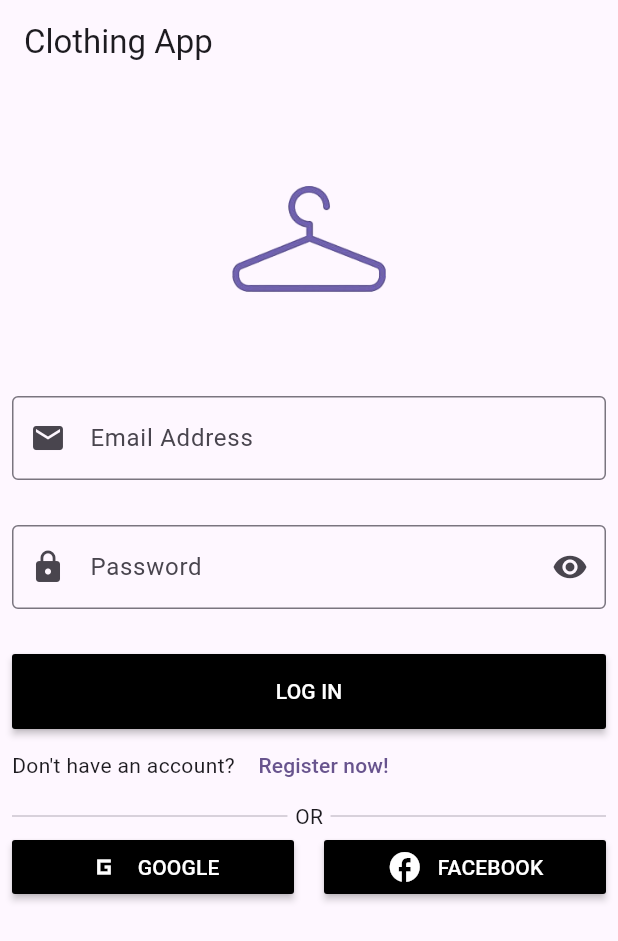
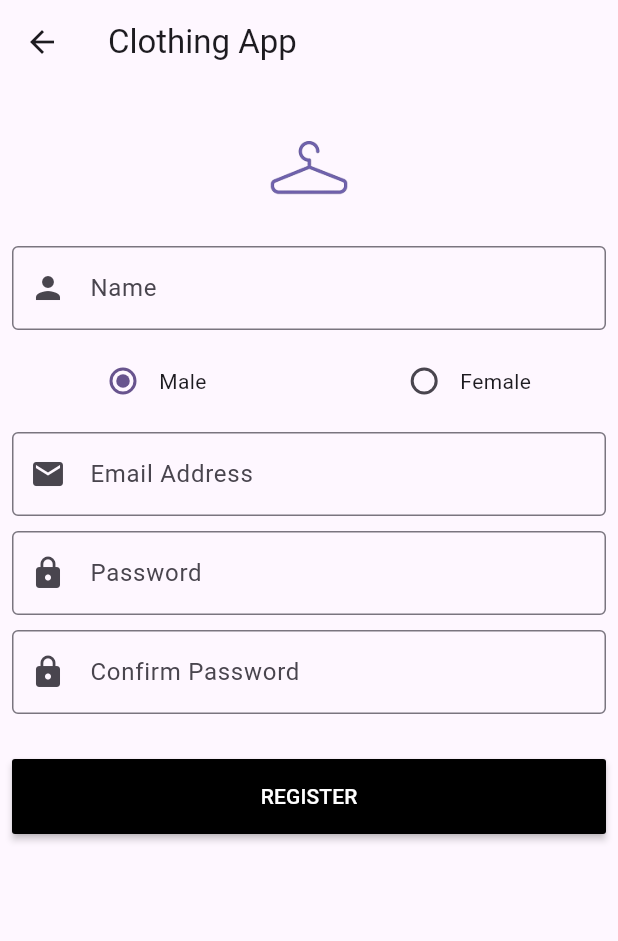
Before and after one commit to gh49/swe463_project, a Flutter app: the screen it shows after launch, after a tap on "Register now!", on a phone screen of 412 x 824 dp. Shown: the top 941 px of the screen. Run offline on Flutter 3.47's test engine with Material 3 defaults, Android fonts, the light colour scheme and no system bars; our stand-ins replace flutter_bloc.

Commit message:
added register screen

```diff
--- a/lib/main.dart
+++ b/lib/main.dart
@@ -1,6 +1,7 @@
 import 'package:flutter/material.dart';
 
-import 'modules/login_signup/login_screen.dart';
+import 'modules/login/login_screen.dart';
+import 'modules/register/register_screen.dart';
 
 void main() {
   runApp(const MyApp());
@@ -9,27 +10,12 @@
 class MyApp extends StatelessWidget {
   const MyApp({super.key});
 
-  // This widget is the root of your application.
   @override
   Widget build(BuildContext context) {
     return MaterialApp(
       title: 'Flutter Demo',
+      debugShowCheckedModeBanner: false,
       theme: ThemeData(
-        // This is the theme of your application.
-        //
-        // TRY THIS: Try running your application with "flutter run". You'll see
-        // the application has a blue toolbar. Then, without quitting the app,
-        // try changing the seedColor in the colorScheme below to Colors.green
-        // and then invoke "hot reload" (save your changes or press the "hot
-        // reload" button in a Flutter-supported IDE, or press "r" if you used
-        // the command line to start the app).
-        //
-        // Notice that the counter didn't reset back to zero; the application
-        // state is not lost during the reload. To reset the state, use hot
-        // restart instead.
-        //
-        // This works for code too, not just values: Most code changes can be
-        // tested with just a hot reload.
         colorScheme: ColorScheme.fromSeed(seedColor: Colors.deepPurple),
         useMaterial3: true,
       ),
@@ -37,91 +23,3 @@
     );
   }
 }
-
-class MyHomePage extends StatefulWidget {
-  const MyHomePage({super.key, required this.title});
-
-  // This widget is the home page of your application. It is stateful, meaning
-  // that it has a State object (defined below) that contains fields that affect
-  // how it looks.
-
-  // This class is the configuration for the state. It holds the values (in this
-  // case the title) provided by the parent (in this case the App widget) and
-  // used by the build method of the State. Fields in a Widget subclass are
-  // always marked "final".
-
-  final String title;
-
-  @override
-  State<MyHomePage> createState() => _MyHomePageState();
-}
-
-class _MyHomePageState extends State<MyHomePage> {
-  int _counter = 0;
-
-  void _incrementCounter() {
-    setState(() {
-      // This call to setState tells the Flutter framework that something has
-      // changed in this State, which causes it to rerun the build method below
-      // so that the display can reflect the updated values. If we changed
-      // _counter without calling setState(), then the build method would not be
-      // called again, and so nothing would appear to happen.
-      _counter++;
-    });
-  }
-
-  @override
-  Widget build(BuildContext context) {
-    // This method is rerun every time setState is called, for instance as done
-    // by the _incrementCounter method above.
-    //
-    // The Flutter framework has been optimized to make rerunning build methods
-    // fast, so that you can just rebuild anything that needs updating rather
-    // than having to individually change instances of widgets.
-    return Scaffold(
-      appBar: AppBar(
-        // TRY THIS: Try changing the color here to a specific color (to
-        // Colors.amber, perhaps?) and trigger a hot reload to see the AppBar
-        // change color while the other colors stay the same.
-        backgroundColor: Theme.of(context).colorScheme.inversePrimary,
-        // Here we take the value from the MyHomePage object that was created by
-        // the App.build method, and use it to set our appbar title.
-        title: Text(widget.title),
-      ),
-      body: Center(
-        // Center is a layout widget. It takes a single child and positions it
-        // in the middle of the parent.
-        child: Column(
-          // Column is also a layout widget. It takes a list of children and
-          // arranges them vertically. By default, it sizes itself to fit its
-          // children horizontally, and tries to be as tall as its parent.
-          //
-          // Column has various properties to control how it sizes itself and
-          // how it positions its children. Here we use mainAxisAlignment to
-          // center the children vertically; the main axis here is the vertical
-          // axis because Columns are vertical (the cross axis would be
-          // horizontal).
-          //
-          // TRY THIS: Invoke "debug painting" (choose the "Toggle Debug Paint"
-          // action in the IDE, or press "p" in the console), to see the
-          // wireframe for each widget.
-          mainAxisAlignment: MainAxisAlignment.center,
-          children: <Widget>[
-            const Text(
-              'You have pushed the button this many times:',
-            ),
-            Text(
-              '$_counter',
-              style: Theme.of(context).textTheme.headlineMedium,
-            ),
-          ],
-        ),
-      ),
-      floatingActionButton: FloatingActionButton(
-        onPressed: _incrementCounter,
-        tooltip: 'Increment',
-        child: const Icon(Icons.add),
-      ), // This trailing comma makes auto-formatting nicer for build methods.
-    );
-  }
-}
--- a/lib/modules/login_signup/login_screen.dart
+++ b/lib/modules/login/login_screen.dart
@@ -1,4 +1,5 @@
 import 'package:flutter/material.dart';
+import 'package:swe463_project/modules/register/register_screen.dart';
 
 class LoginScreen extends StatelessWidget {
   const LoginScreen({super.key});
@@ -13,9 +14,12 @@ class LoginScreen extends StatelessWidget {
         padding: EdgeInsets.all(8),
         child: ListView(
           children: [
-            Image(
-              image: AssetImage("assets/pictures/app_logo.png"),
-              height: 200,
+            Hero(
+              tag: "app_icon",
+              child: Image(
+                image: AssetImage("assets/pictures/app_logo.png"),
+                height: 200,
+              ),
             ),
             TextFormField(
               decoration: InputDecoration(
@@ -64,7 +68,11 @@ class LoginScreen extends StatelessWidget {
               children: [
                 Text("Don't have an account? "),
                 TextButton(
-                  onPressed: () {},
+                  onPressed: () {
+                    Navigator.push(
+                        context,
+                        MaterialPageRoute(builder: (context) => const RegisterScreen()));
+                  },
                   child: Text("Register now!"),
                 ),
               ],
--- /dev/null
+++ b/lib/modules/register/cubit.dart
@@ -0,0 +1,25 @@
+import 'package:flutter_bloc/flutter_bloc.dart';
+
+class RegisterCubit extends Cubit<RegisterStates> {
+  RegisterCubit() : super(RegisterInitState());
+
+  int selectedGender = 0;
+
+  void setGender(int value) {
+    selectedGender = value;
+    emit(SetGenderState());
+  }
+
+}
+
+class RegisterStates {
+
+}
+
+class RegisterInitState extends RegisterStates {
+
+}
+
+class SetGenderState extends RegisterStates {
+
+}
--- /dev/null
+++ b/lib/modules/register/register_screen.dart
@@ -0,0 +1,127 @@
+import 'package:flutter/material.dart';
+import 'package:flutter_bloc/flutter_bloc.dart';
+import 'package:swe463_project/modules/register/cubit.dart';
+
+class RegisterScreen extends StatelessWidget {
+  const RegisterScreen({super.key});
+
+  @override
+  Widget build(BuildContext context) {
+    return Scaffold(
+      appBar: AppBar(
+        title: const Text("Clothing App"),
+      ),
+      body: BlocProvider(
+          create: (_) => RegisterCubit(),
+          child: BlocConsumer<RegisterCubit, RegisterStates>(
+            listener: (context, state) {},
+            builder: (context, state) {
+              final cubit = context.read<RegisterCubit>();
+              return Padding(
+                padding: const EdgeInsets.all(8),
+                child: ListView(
+                  children: [
+                    Hero(
+                      tag: "app_icon",
+                      child: const Image(
+                        image: AssetImage("assets/pictures/app_logo.png"),
+                        height: 100,
+                      ),
+                    ),
+                    TextFormField(
+                      decoration: const InputDecoration(
+                        border: OutlineInputBorder(),
+                        prefixIcon: Icon(Icons.person),
+                        labelText: "Name",
+                      ),
+                      keyboardType: TextInputType.text,
+                    ),
+                    const SizedBox(
+                      height: 10,
+                    ),
+                    Padding(
+                      padding: const EdgeInsets.symmetric(horizontal: 50),
+                      child: Row(
+                        children: [
+                          Radio(
+                            value: 0,
+                            groupValue: cubit.selectedGender,
+                            onChanged: (value) {
+                              cubit.setGender(value!);
+                            },
+                          ),
+                          const Text("Male"),
+                          const Spacer(),
+                          Radio(
+                            value: 1,
+                            groupValue: cubit.selectedGender,
+                            onChanged: (value) {
+                              cubit.setGender(value!);
+                            },
+                          ),
+                          const Text("Female"),
+                        ],
+                      ),
+                    ),
+                    const SizedBox(
+                      height: 10,
+                    ),
+                    TextFormField(
+                      decoration: const InputDecoration(
+                        border: OutlineInputBorder(),
+                        prefixIcon: Icon(Icons.email),
+                        labelText: "Email Address",
+                        hintText: "example@abc.com",
+                      ),
+                      keyboardType: TextInputType.emailAddress,
+                    ),
+                    const SizedBox(
+                      height: 10,
+                    ),
+                    TextFormField(
+                      decoration: const InputDecoration(
+                        border: OutlineInputBorder(),
+                        prefixIcon: Icon(Icons.lock),
+                        labelText: "Password",
+                      ),
+                      keyboardType: TextInputType.visiblePassword,
+                      obscureText: true,
+                    ),
+                    const SizedBox(
+                      height: 10,
+                    ),
+                    TextFormField(
+                      decoration: const InputDecoration(
+                        border: OutlineInputBorder(),
+                        prefixIcon: Icon(Icons.lock),
+                        labelText: "Confirm Password",
+                      ),
+                      keyboardType: TextInputType.visiblePassword,
+                      obscureText: true,
+                    ),
+                    const SizedBox(
+                      height: 30,
+                    ),
+                    SizedBox(
+                      height: 50,
+                      child: MaterialButton(
+                        onPressed: () {
+
+                        },
+                        color: Colors.black,
+                        child: const Text(
+                          "REGISTER",
+                          style: TextStyle(
+                            color: Colors.white,
+                          ),
+                        ),
+                      ),
+                    ),
+                  ],
+                ),
+              );
+            },
+          )),
+    );
+  }
+}
--- a/pubspec.yaml
+++ b/pubspec.yaml
@@ -35,6 +35,8 @@ dependencies:
   # The following adds the Cupertino Icons font to your application.
   # Use with the CupertinoIcons class for iOS style icons.
   cupertino_icons: ^1.0.2
+  bloc: ^8.1.2
+  flutter_bloc: ^8.1.3
 
 dev_dependencies:
   flutter_test:
```
Also changed, not shown: lib/shared/components.dart (added), pubspec.lock.
